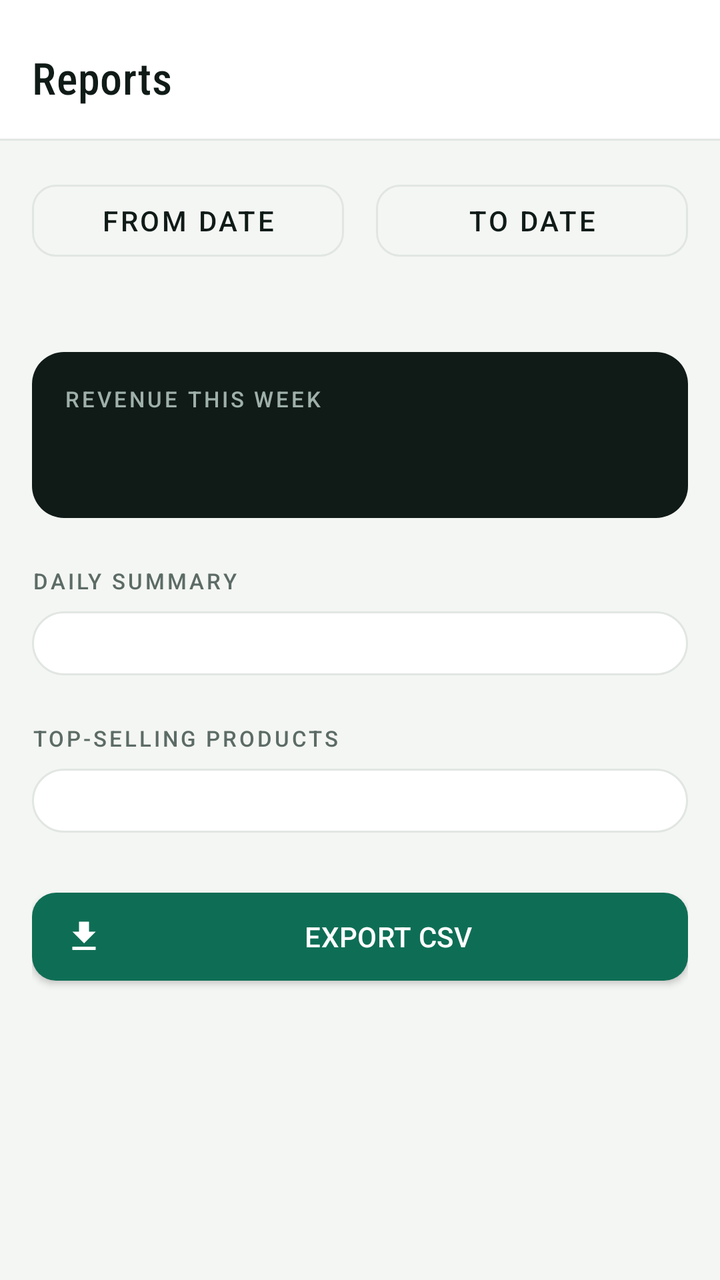
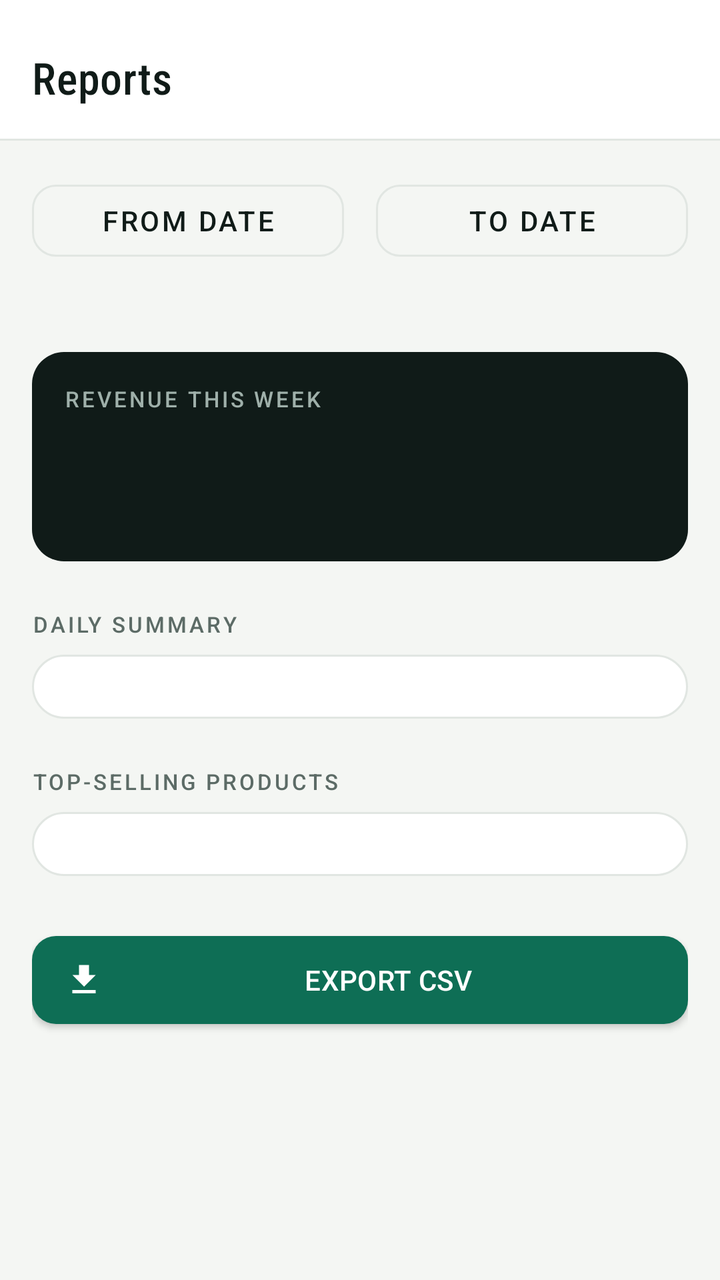

Compare the two renders of this Android layout. The source of the first and the diff that turns it into the second are given below.
<!-- AndroidManifest.xml: application theme Theme.StockManagement -->
<!-- res/layout/activity_report.xml -->
<?xml version="1.0" encoding="utf-8"?>
<ScrollView xmlns:android="http://schemas.android.com/apk/res/android"
    xmlns:app="http://schemas.android.com/apk/res-auto"
    android:layout_width="match_parent"
    android:layout_height="match_parent"
    android:background="@color/paper">

    <LinearLayout
        android:layout_width="match_parent"
        android:layout_height="wrap_content"
        android:orientation="vertical">

        <LinearLayout
            android:layout_width="match_parent"
            android:layout_height="wrap_content"
            android:orientation="vertical"
            android:background="@color/surface"
            android:paddingHorizontal="@dimen/space_l"
            android:paddingTop="@dimen/space_xl"
            android:paddingBottom="@dimen/space_l">

            <TextView
                style="@style/Text.Display"
                android:layout_width="wrap_content"
                android:layout_height="wrap_content"
                android:text="@string/screen_title_report" />
        </LinearLayout>

        <View
            android:layout_width="match_parent"
            android:layout_height="@dimen/hairline_width"
            android:background="@color/hairline" />

        <LinearLayout
            android:layout_width="match_parent"
            android:layout_height="wrap_content"
            android:orientation="vertical"
            android:padding="@dimen/space_l">

            
            <LinearLayout
                android:layout_width="match_parent"
                android:layout_height="wrap_content"
                android:orientation="horizontal">

                <com.google.android.material.button.MaterialButton
                    style="@style/Button.Secondary"
                    android:id="@+id/button_pick_from"
                    android:layout_width="0dp"
                    android:layout_weight="1"
                    android:layout_height="48dp"
                    android:layout_marginEnd="@dimen/space_s"
                    android:text="@string/from_date" />

                <com.google.android.material.button.MaterialButton
                    style="@style/Button.Secondary"
                    android:id="@+id/button_pick_to"
                    android:layout_width="0dp"
                    android:layout_weight="1"
                    android:layout_height="48dp"
                    android:layout_marginStart="@dimen/space_s"
                    android:text="@string/to_date" />

            </LinearLayout>

            <TextView
                android:id="@+id/text_date_range"
                style="@style/Text.Mono.Secondary"
                android:layout_width="match_parent"
                android:layout_height="wrap_content"
                android:layout_marginTop="@dimen/space_s"
                android:gravity="center" />

            <ProgressBar
                android:id="@+id/progress_report"
                android:layout_width="wrap_content"
                android:layout_height="wrap_content"
                android:layout_gravity="center"
                android:layout_marginTop="@dimen/space_l"
                android:indeterminateTint="@color/brand_emerald"
                android:visibility="gone" />

            
            <LinearLayout
                android:layout_width="match_parent"
                android:layout_height="wrap_content"
                android:layout_marginTop="@dimen/space_l"
                android:orientation="vertical"
                android:background="@drawable/bg_stat_card"
                android:padding="@dimen/space_l">

                <TextView
                    style="@style/Text.Eyebrow"
                    android:layout_width="wrap_content"
                    android:layout_height="wrap_content"
                    android:textColor="#9FB0AA"
                    android:text="@string/stat_label_revenue_this_week" />

                <TextView
                    android:id="@+id/text_revenue_this_week"
                    style="@style/Text.Mono.Large"
                    android:layout_width="wrap_content"
                    android:layout_height="wrap_content"
                    android:layout_marginTop="4dp"
                    android:textColor="@color/surface" />
            </LinearLayout>

            
            <TextView
                style="@style/Text.Eyebrow"
                android:layout_width="wrap_content"
                android:layout_height="wrap_content"
                android:layout_marginTop="@dimen/space_xl"
                android:layout_marginBottom="@dimen/space_s"
                android:text="@string/daily_summary" />

            <LinearLayout
                android:layout_width="match_parent"
                android:layout_height="wrap_content"
                android:orientation="vertical"
                android:background="@drawable/bg_card"
                android:padding="@dimen/space_l">

                <androidx.recyclerview.widget.RecyclerView
                    android:id="@+id/recycler_daily_summary"
                    android:layout_width="match_parent"
                    android:layout_height="wrap_content"
                    android:nestedScrollingEnabled="false" />
            </LinearLayout>

            
            <TextView
                style="@style/Text.Eyebrow"
                android:layout_width="wrap_content"
                android:layout_height="wrap_content"
                android:layout_marginTop="@dimen/space_xl"
                android:layout_marginBottom="@dimen/space_s"
                android:text="@string/top_products" />

            <LinearLayout
                android:layout_width="match_parent"
                android:layout_height="wrap_content"
                android:orientation="vertical"
                android:background="@drawable/bg_card"
                android:padding="@dimen/space_l">

                <androidx.recyclerview.widget.RecyclerView
                    android:id="@+id/recycler_top_products"
                    android:layout_width="match_parent"
                    android:layout_height="wrap_content"
                    android:nestedScrollingEnabled="false" />
            </LinearLayout>

            <com.google.android.material.button.MaterialButton
                android:id="@+id/button_export_csv"
                style="@style/Button.Primary"
                android:layout_width="match_parent"
                android:layout_height="56dp"
                android:layout_marginTop="@dimen/space_xl"
                app:icon="@drawable/ic_export"
                app:iconTint="@color/surface"
                android:text="@string/export_csv" />

        </LinearLayout>
    </LinearLayout>
</ScrollView>
<!-- resources referenced by this layout -->
<resources>
  <color name="brand_emerald">#0E6E55</color>
  <color name="hairline">#E1E6E2</color>
  <color name="paper">#F4F6F3</color>
  <color name="surface">#FFFFFF</color>
  <dimen name="hairline_width">1dp</dimen>
  <dimen name="space_l">16dp</dimen>
  <dimen name="space_s">8dp</dimen>
  <dimen name="space_xl">24dp</dimen>
  <!-- drawable bg_card (drawable) -->
  <?xml version="1.0" encoding="utf-8"?>
  <shape xmlns:android="http://schemas.android.com/apk/res/android">
      <solid android:color="@color/surface" />
      <corners android:radius="@dimen/radius_card" />
      <stroke android:width="@dimen/hairline_width" android:color="@color/hairline" />
  </shape>
  <!-- drawable bg_stat_card (drawable) -->
  <?xml version="1.0" encoding="utf-8"?>
  <shape xmlns:android="http://schemas.android.com/apk/res/android">
      <solid android:color="@color/ink" />
      <corners android:radius="@dimen/radius_card" />
  </shape>
  <!-- drawable ic_export (drawable) -->
  <vector xmlns:android="http://schemas.android.com/apk/res/android"
      android:width="20dp" android:height="20dp" android:viewportWidth="24" android:viewportHeight="24">
      <path android:fillColor="@color/surface" android:pathData="M19,9h-4V3H9v6H5l7,7 7,-7zM5,18v2h14v-2H5z"/>
  </vector>
  <string name="daily_summary">Daily summary</string>
  <string name="export_csv">Export CSV</string>
  <string name="from_date">From date</string>
  <string name="screen_title_report">Reports</string>
  <string name="stat_label_revenue_this_week">Revenue this week</string>
  <string name="to_date">To date</string>
  <string name="top_products">Top-selling products</string>
  <style name="Button.Primary" parent="Widget.MaterialComponents.Button">
          <item name="backgroundTint">@color/brand_emerald</item>
          <item name="android:textColor">@color/surface</item>
          <item name="android:fontFamily">sans-serif-medium</item>
          <item name="cornerRadius">12dp</item>
          <item name="android:letterSpacing">0.01</item>
      </style>
  <style name="Button.Secondary" parent="Widget.MaterialComponents.Button.OutlinedButton">
          <item name="strokeColor">@color/hairline</item>
          <item name="android:textColor">@color/text_primary</item>
          <item name="android:fontFamily">sans-serif-medium</item>
          <item name="cornerRadius">12dp</item>
      </style>
  <style name="Text.Display" parent="android:Widget">
          <item name="android:fontFamily">sans-serif-condensed-medium</item>
          <item name="android:textColor">@color/text_primary</item>
          <item name="android:textSize">22sp</item>
          <item name="android:letterSpacing">0.01</item>
      </style>
  <style name="Text.Eyebrow" parent="android:Widget">
          <item name="android:fontFamily">sans-serif-medium</item>
          <item name="android:textColor">@color/text_secondary</item>
          <item name="android:textSize">11sp</item>
          <item name="android:letterSpacing">0.12</item>
          <item name="android:textAllCaps">true</item>
      </style>
  <style name="Text.Mono.Large">
          <item name="android:textSize">24sp</item>
          <item name="android:fontFamily">sans-serif-condensed-medium</item>
      </style>
  <style name="Text.Mono.Secondary">
          <item name="android:textColor">@color/text_secondary</item>
          <item name="android:textSize">13sp</item>
      </style>
  <dimen name="radius_card">16dp</dimen>
  <color name="ink">#101B18</color>
  <color name="text_primary">#101B18</color>
  <color name="text_secondary">#5C6B66</color>
  <color name="brand_emerald_dark">#0A5240</color>
  <color name="status_low">#C97A2B</color>
  <!-- unchanged entries left out for length: 1 -->
</resources>

<!-- the commit's change to res/layout/activity_report.xml (unified diff, before → after) -->
@@ -103,6 +103,14 @@
                     android:layout_height="wrap_content"
                     android:layout_marginTop="4dp"
                     android:textColor="@color/surface" />
+
+                <TextView
+                    android:id="@+id/text_profit_this_week"
+                    style="@style/Text.Mono.Secondary"
+                    android:layout_width="wrap_content"
+                    android:layout_height="wrap_content"
+                    android:layout_marginTop="4dp"
+                    android:textColor="#DFF0EA" />
             </LinearLayout>
 
             
